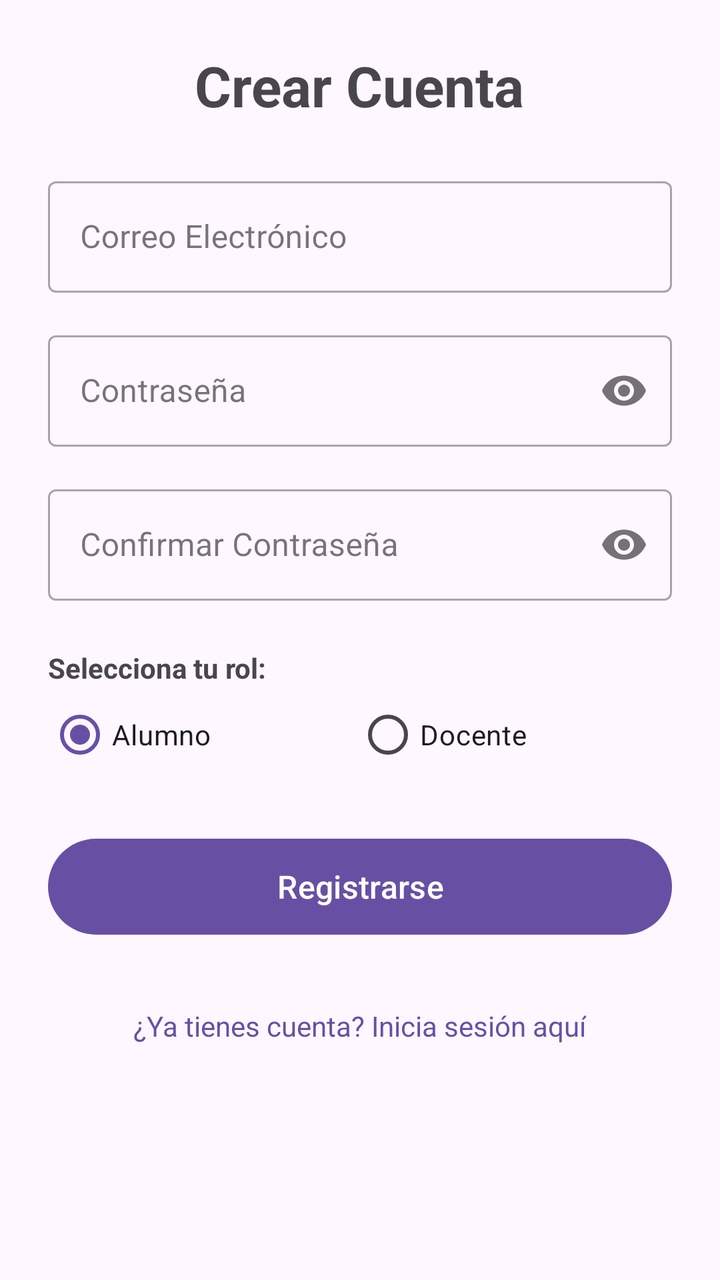
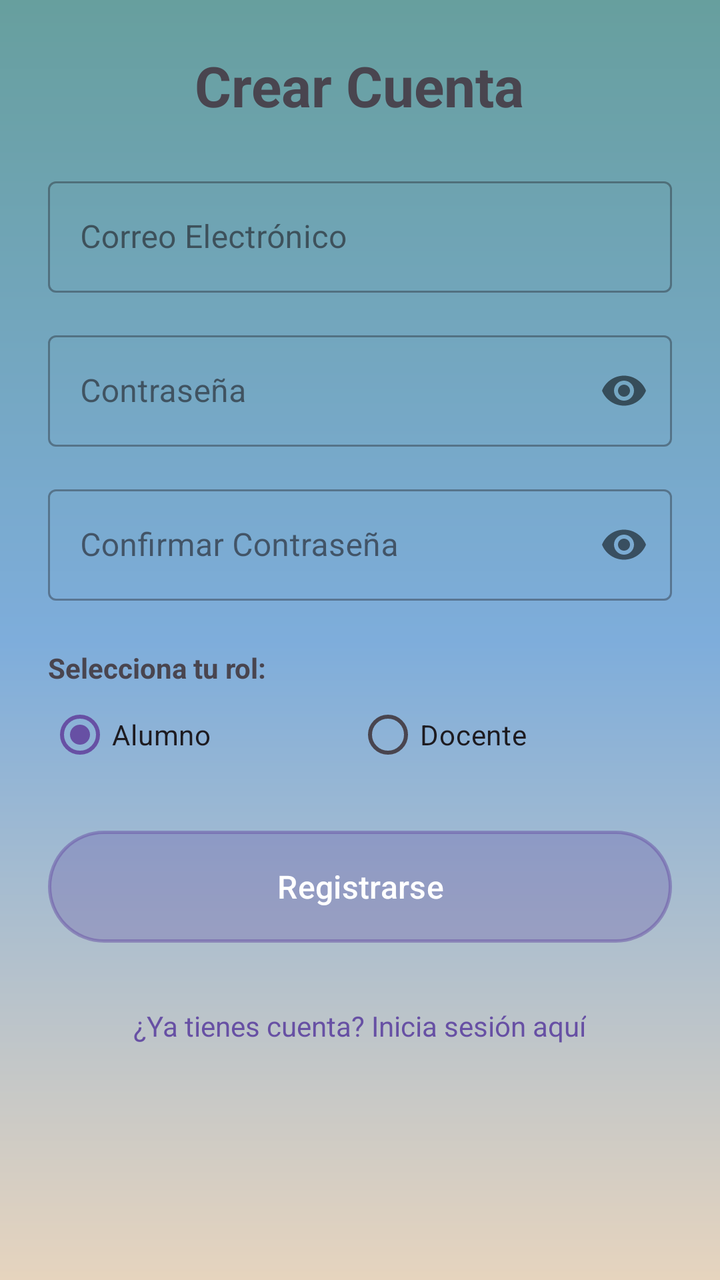

Two renders of the same Android screen: before a commit and after it. Below are the layout's source before the change and the commit's diff.
<!-- AndroidManifest.xml: application theme Theme.DesafioPractico3 -->
<!-- res/layout/activity_registro.xml -->
<?xml version="1.0" encoding="utf-8"?>
<ScrollView xmlns:android="http://schemas.android.com/apk/res/android"
    xmlns:app="http://schemas.android.com/apk/res-auto"
    android:layout_width="match_parent"
    android:layout_height="match_parent"
    android:padding="24dp">

    <LinearLayout
        android:layout_width="match_parent"
        android:layout_height="wrap_content"
        android:orientation="vertical">

        <TextView
            android:layout_width="wrap_content"
            android:layout_height="wrap_content"
            android:text="Crear Cuenta"
            android:textSize="28sp"
            android:textStyle="bold"
            android:layout_marginBottom="24dp"
            android:layout_gravity="center"/>

        <com.google.android.material.textfield.TextInputLayout
            android:layout_width="match_parent"
            android:layout_height="wrap_content"
            android:layout_marginBottom="16dp"
            android:hint="Correo Electrónico"
            style="@style/Widget.MaterialComponents.TextInputLayout.OutlinedBox">
            <com.google.android.material.textfield.TextInputEditText
                android:id="@+id/etEmail"
                android:layout_width="match_parent"
                android:layout_height="wrap_content"
                android:inputType="textEmailAddress"/>
        </com.google.android.material.textfield.TextInputLayout>

        <com.google.android.material.textfield.TextInputLayout
            android:layout_width="match_parent"
            android:layout_height="wrap_content"
            android:layout_marginBottom="16dp"
            android:hint="Contraseña"
            app:passwordToggleEnabled="true"
            style="@style/Widget.MaterialComponents.TextInputLayout.OutlinedBox">
            <com.google.android.material.textfield.TextInputEditText
                android:id="@+id/etPassword"
                android:layout_width="match_parent"
                android:layout_height="wrap_content"
                android:inputType="textPassword"/>
        </com.google.android.material.textfield.TextInputLayout>

        <com.google.android.material.textfield.TextInputLayout
            android:layout_width="match_parent"
            android:layout_height="wrap_content"
            android:layout_marginBottom="16dp"
            android:hint="Confirmar Contraseña"
            app:passwordToggleEnabled="true"
            style="@style/Widget.MaterialComponents.TextInputLayout.OutlinedBox">
            <com.google.android.material.textfield.TextInputEditText
                android:id="@+id/etConfirmPassword"
                android:layout_width="match_parent"
                android:layout_height="wrap_content"
                android:inputType="textPassword"/>
        </com.google.android.material.textfield.TextInputLayout>

        <TextView
            android:layout_width="wrap_content"
            android:layout_height="wrap_content"
            android:text="Selecciona tu rol:"
            android:layout_marginTop="8dp"
            android:textStyle="bold"/>

        <RadioGroup
            android:id="@+id/rgRol"
            android:layout_width="match_parent"
            android:layout_height="wrap_content"
            android:orientation="horizontal"
            android:layout_marginBottom="24dp">

            <RadioButton
                android:id="@+id/rbAlumno"
                android:layout_width="wrap_content"
                android:layout_height="wrap_content"
                android:text="Alumno"
                android:checked="true"
                android:layout_weight="1"/>

            <RadioButton
                android:id="@+id/rbDocente"
                android:layout_width="wrap_content"
                android:layout_height="wrap_content"
                android:text="Docente"
                android:layout_weight="1"/>
        </RadioGroup>

        <com.google.android.material.button.MaterialButton
            android:id="@+id/btnRegistrar"
            android:layout_width="match_parent"
            android:layout_height="56dp"
            android:text="Registrarse"
            android:textSize="16sp"
            android:layout_marginBottom="16dp"/>

        <ProgressBar
            android:id="@+id/progressBar"
            android:layout_width="wrap_content"
            android:layout_height="wrap_content"
            android:layout_gravity="center"
            android:visibility="gone"/>

        <TextView
            android:id="@+id/tvIrLogin"
            android:layout_width="wrap_content"
            android:layout_height="wrap_content"
            android:text="¿Ya tienes cuenta? Inicia sesión aquí"
            android:layout_gravity="center"
            android:textColor="?attr/colorPrimary"
            android:layout_marginTop="8dp"
            android:padding="8dp"/>

    </LinearLayout>
</ScrollView>
<!-- resources referenced by this layout -->
<resources>
  <style name="Theme.DesafioPractico3" parent="Base.Theme.DesafioPractico3" />
  <style name="Base.Theme.DesafioPractico3" parent="Theme.Material3.DayNight.NoActionBar">
          
          
      </style>
</resources>

<!-- the commit's change to res/layout/activity_registro.xml (unified diff, before → after) -->
@@ -3,6 +3,7 @@
     xmlns:app="http://schemas.android.com/apk/res-auto"
     android:layout_width="match_parent"
     android:layout_height="match_parent"
+    android:background="@drawable/bg_gradiand_glass"
     android:padding="24dp">
 
     <LinearLayout
@@ -23,6 +24,7 @@
             android:layout_width="match_parent"
             android:layout_height="wrap_content"
             android:layout_marginBottom="16dp"
+            android:background="@android:color/transparent"
             android:hint="Correo Electrónico"
             style="@style/Widget.MaterialComponents.TextInputLayout.OutlinedBox">
             <com.google.android.material.textfield.TextInputEditText
@@ -38,6 +40,7 @@
             android:layout_marginBottom="16dp"
             android:hint="Contraseña"
             app:passwordToggleEnabled="true"
+            android:background="@android:color/transparent"
             style="@style/Widget.MaterialComponents.TextInputLayout.OutlinedBox">
             <com.google.android.material.textfield.TextInputEditText
                 android:id="@+id/etPassword"
@@ -52,12 +55,14 @@
             android:layout_marginBottom="16dp"
             android:hint="Confirmar Contraseña"
             app:passwordToggleEnabled="true"
+            android:background="@android:color/transparent"
             style="@style/Widget.MaterialComponents.TextInputLayout.OutlinedBox">
+
             <com.google.android.material.textfield.TextInputEditText
                 android:id="@+id/etConfirmPassword"
                 android:layout_width="match_parent"
                 android:layout_height="wrap_content"
-                android:inputType="textPassword"/>
+                android:inputType="textPassword" />
         </com.google.android.material.textfield.TextInputLayout>
 
         <TextView
@@ -78,6 +83,7 @@
                 android:id="@+id/rbAlumno"
                 android:layout_width="wrap_content"
                 android:layout_height="wrap_content"
+                android:background="@android:color/transparent"
                 android:text="Alumno"
                 android:checked="true"
                 android:layout_weight="1"/>
@@ -86,6 +92,7 @@
                 android:id="@+id/rbDocente"
                 android:layout_width="wrap_content"
                 android:layout_height="wrap_content"
+                android:background="@android:color/transparent"
                 android:text="Docente"
                 android:layout_weight="1"/>
         </RadioGroup>
@@ -93,6 +100,7 @@
         <com.google.android.material.button.MaterialButton
             android:id="@+id/btnRegistrar"
             android:layout_width="match_parent"
+            android:background="@drawable/bg_boton_cristal"
             android:layout_height="56dp"
             android:text="Registrarse"
             android:textSize="16sp"
@@ -109,6 +117,7 @@
             android:id="@+id/tvIrLogin"
             android:layout_width="wrap_content"
             android:layout_height="wrap_content"
+            android:background="@android:color/transparent"
             android:text="¿Ya tienes cuenta? Inicia sesión aquí"
             android:layout_gravity="center"
             android:textColor="?attr/colorPrimary"
<!-- resource entries referenced after the edit -->
@@ -1,5 +1,35 @@
 <!-- resources referenced by this layout -->
 <resources>
+  <!-- drawable bg_boton_cristal (drawable) -->
+  <?xml version="1.0" encoding="utf-8"?>
+  <ripple xmlns:android="http://schemas.android.com/apk/res/android"
+      android:color="#40FFFFFF"> 
+  
+      <item>
+          <shape android:shape="rectangle">
+              
+              <corners android:radius="100dp" />
+  
+              
+              <solid android:color="#4DFFFFFF" />
+  
+              
+              <stroke
+                  android:width="1.5dp"
+                  android:color="#80FFFFFF" />
+          </shape>
+      </item>
+  
+  </ripple>
+  <!-- drawable bg_gradiand_glass (drawable) -->
+  <?xml version="1.0" encoding="utf-8"?>
+  <shape xmlns:android="http://schemas.android.com/apk/res/android">
+      <gradient
+          android:angle="90"
+          android:endColor="#679F9E"
+          android:centerColor="#7EADDB"
+          android:startColor="#E6D4BE" />
+  </shape>
   <style name="Theme.DesafioPractico3" parent="Base.Theme.DesafioPractico3" />
   <style name="Base.Theme.DesafioPractico3" parent="Theme.Material3.DayNight.NoActionBar">
           
